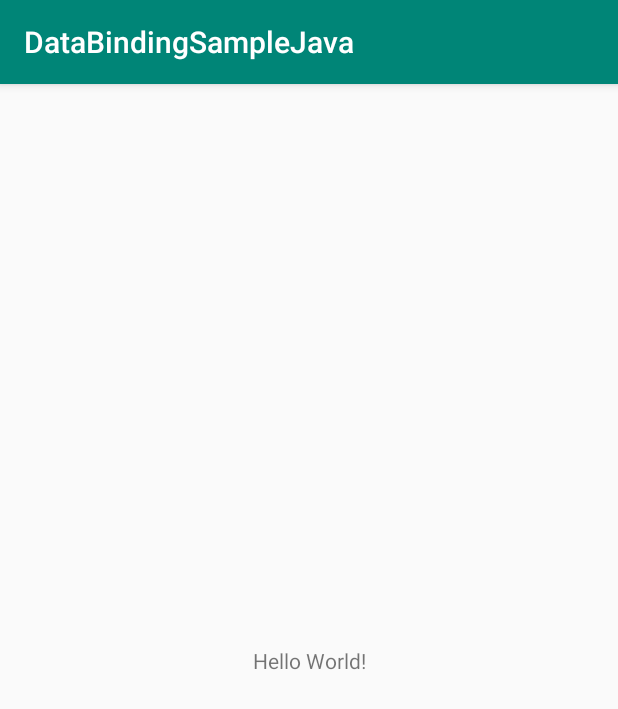
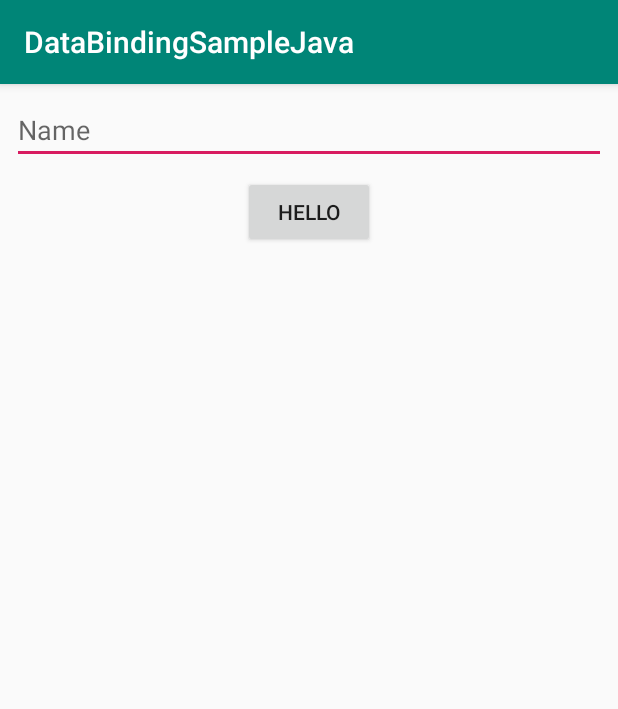
Before and after one commit to gen0083/DataBindingSampleJava, an Android app: the screen it shows after launch (MainActivity), on a phone screen of 412 x 824 dp. Shown: the top 709 px of the screen. Run offline under Robolectric (Android 15) with nearby library versions, the phone set to English and light mode, and no system bars; our stand-ins replace data binding; 2 statements that could not run were skipped.

Commit message:
Set button enabled only name is not empty

```diff
--- a/app/src/main/java/jp/gcreate/databindingsamplejava/MainActivity.java
+++ b/app/src/main/java/jp/gcreate/databindingsamplejava/MainActivity.java
@@ -1,13 +1,35 @@
 package jp.gcreate.databindingsamplejava;
 
+import android.arch.lifecycle.ViewModelProviders;
+import android.databinding.DataBindingUtil;
 import android.support.v7.app.AppCompatActivity;
 import android.os.Bundle;
+import android.view.View;
+import android.widget.Toast;
+
+import jp.gcreate.databindingsamplejava.databinding.ActivityMainBinding;
 
 public class MainActivity extends AppCompatActivity {
+
+    private MainViewModel mainViewModel;
+    private ActivityMainBinding binding;
 
     @Override
     protected void onCreate(Bundle savedInstanceState) {
         super.onCreate(savedInstanceState);
-        setContentView(R.layout.activity_main);
+        binding = DataBindingUtil.setContentView(this, R.layout.activity_main);
+        mainViewModel = ViewModelProviders.of(this).get(MainViewModel.class);
+
+        binding.setVm(mainViewModel);
+
+        binding.button.setOnClickListener(new View.OnClickListener() {
+            @Override
+            public void onClick(View v) {
+                Toast.makeText(MainActivity.this,
+                               "Hello " + mainViewModel.getName(),
+                               Toast.LENGTH_SHORT)
+                     .show();
+            }
+        });
     }
 }
--- /dev/null
+++ b/app/src/main/java/jp/gcreate/databindingsamplejava/MainViewModel.java
@@ -0,0 +1,40 @@
+package jp.gcreate.databindingsamplejava;
+
+import android.arch.lifecycle.ViewModel;
+import android.databinding.Bindable;
+import android.databinding.Observable;
+import android.databinding.PropertyChangeRegistry;
+
+/**
+ * Copyright 2018 G-CREATE
+ */
+public class MainViewModel extends ViewModel implements Observable {
+
+    private PropertyChangeRegistry callbacks = new PropertyChangeRegistry();
+    @Bindable
+    private String name = "";
+
+    public String getName() {
+        return name;
+    }
+
+    public void setName(String name) {
+        callbacks.notifyChange(this, BR.buttonEnabled);
+        this.name = name;
+    }
+
+    @Bindable
+    public boolean isButtonEnabled() {
+        return !name.isEmpty();
+    }
+
+    @Override
+    public void addOnPropertyChangedCallback(OnPropertyChangedCallback callback) {
+        callbacks.add(callback);
+    }
+
+    @Override
+    public void removeOnPropertyChangedCallback(OnPropertyChangedCallback callback) {
+        callbacks.remove(callback);
+    }
+}
--- a/app/src/main/res/layout/activity_main.xml
+++ b/app/src/main/res/layout/activity_main.xml
@@ -1,21 +1,53 @@
 <?xml version="1.0" encoding="utf-8"?>
-<android.support.constraint.ConstraintLayout
+<layout
     xmlns:android="http://schemas.android.com/apk/res/android"
     xmlns:app="http://schemas.android.com/apk/res-auto"
     xmlns:tools="http://schemas.android.com/tools"
+    >
+
+    <data>
+        <variable
+            name="vm"
+            type="jp.gcreate.databindingsamplejava.MainViewModel"
+            />
+    </data>
+
+    <android.support.constraint.ConstraintLayout
         android:layout_width="match_parent"
         android:layout_height="match_parent"
         tools:context=".MainActivity"
         >
 
-    <TextView
-        android:layout_width="wrap_content"
+        <EditText
+            android:id="@+id/editText"
+            android:layout_width="0dp"
             android:layout_height="wrap_content"
-        android:text="Hello World!"
-        app:layout_constraintBottom_toBottomOf="parent"
-        app:layout_constraintLeft_toLeftOf="parent"
-        app:layout_constraintRight_toRightOf="parent"
+            android:inputType="textPersonName"
+            android:hint="Name"
+            android:text="@={vm.name}"
+            android:ems="10"
+            android:layout_marginStart="8dp"
+            android:layout_marginTop="8dp"
+            android:layout_marginEnd="8dp"
+            app:layout_constraintEnd_toEndOf="parent"
+            app:layout_constraintHorizontal_bias="0.0"
+            app:layout_constraintStart_toStartOf="parent"
             app:layout_constraintTop_toTopOf="parent"
             />
 
+        <Button
+            android:id="@+id/button"
+            android:text="hello"
+            android:layout_width="wrap_content"
+            android:layout_height="wrap_content"
+            android:layout_marginStart="8dp"
+            android:layout_marginEnd="8dp"
+            android:layout_marginTop="8dp"
+            android:enabled="@{vm.buttonEnabled}"
+            app:layout_constraintEnd_toEndOf="parent"
+            app:layout_constraintStart_toStartOf="parent"
+            app:layout_constraintTop_toBottomOf="@+id/editText"
+            />
+
     </android.support.constraint.ConstraintLayout>
+</layout>
```
Lines whose indentation alone changed are shown as unchanged.
